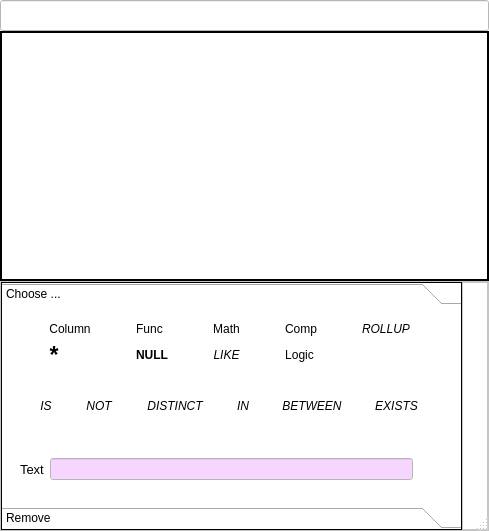
fritzone/ddm, file QueryItemListDialog.ui: the form before one commit.
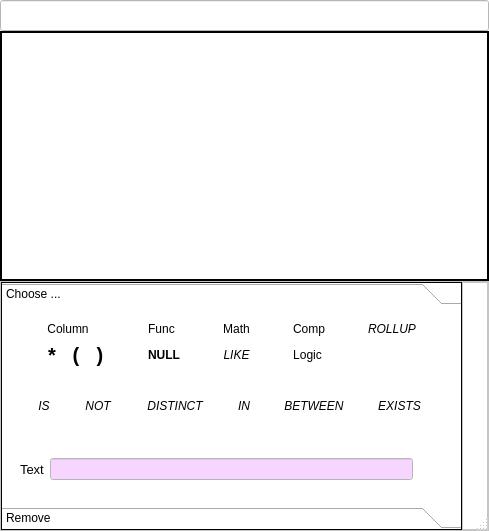
The form after the commit. Icons and pictures are not drawn.

```diff
--- a/QueryItemListDialog.ui
+++ b/QueryItemListDialog.ui
@@ -511,8 +511,8 @@
           <rect>
            <x>0</x>
            <y>0</y>
-           <width>460</width>
-           <height>193</height>
+           <width>461</width>
+           <height>192</height>
           </rect>
          </property>
          <attribute name="label">
@@ -534,48 +534,7 @@
              <property name="spacing">
               <number>0</number>
              </property>
-             <item row="1" column="3">
-              <widget class="QToolButton" name="btnMath">
-               <property name="focusPolicy">
-                <enum>Qt::ClickFocus</enum>
-               </property>
-               <property name="contextMenuPolicy">
-                <enum>Qt::CustomContextMenu</enum>
-               </property>
-               <property name="toolTip">
-                <string>Mathematical operations (+, -, *, /)</string>
-               </property>
-               <property name="autoFillBackground">
-                <bool>true</bool>
-               </property>
-               <property name="text">
-                <string>Math</string>
-               </property>
-               <property name="icon">
-                <iconset resource="dbm.qrc">
-                 <normaloff>:/images/actions/images/small/plus_minus.png</normaloff>:/images/actions/images/small/plus_minus.png</iconset>
-               </property>
-               <property name="iconSize">
-                <size>
-                 <width>28</width>
-                 <height>24</height>
-                </size>
-               </property>
-               <property name="popupMode">
-                <enum>QToolButton::InstantPopup</enum>
-               </property>
-               <property name="toolButtonStyle">
-                <enum>Qt::ToolButtonTextBesideIcon</enum>
-               </property>
-               <property name="autoRaise">
-                <bool>true</bool>
-               </property>
-               <property name="arrowType">
-                <enum>Qt::NoArrow</enum>
-               </property>
-              </widget>
-             </item>
-             <item row="1" column="0">
+             <item row="0" column="0">
               <widget class="QToolButton" name="btnColumn">
                <property name="focusPolicy">
                 <enum>Qt::ClickFocus</enum>
@@ -616,7 +575,7 @@
                </property>
               </widget>
              </item>
-             <item row="1" column="1">
+             <item row="0" column="1">
               <widget class="QToolButton" name="btnFunctions">
                <property name="focusPolicy">
                 <enum>Qt::ClickFocus</enum>
@@ -651,7 +610,48 @@
                </property>
               </widget>
              </item>
-             <item row="1" column="4">
+             <item row="0" column="2">
+              <widget class="QToolButton" name="btnMath">
+               <property name="focusPolicy">
+                <enum>Qt::ClickFocus</enum>
+               </property>
+               <property name="contextMenuPolicy">
+                <enum>Qt::CustomContextMenu</enum>
+               </property>
+               <property name="toolTip">
+                <string>Mathematical operations (+, -, *, /)</string>
+               </property>
+               <property name="autoFillBackground">
+                <bool>true</bool>
+               </property>
+               <property name="text">
+                <string>Math</string>
+               </property>
+               <property name="icon">
+                <iconset resource="dbm.qrc">
+                 <normaloff>:/images/actions/images/small/plus_minus.png</normaloff>:/images/actions/images/small/plus_minus.png</iconset>
+               </property>
+               <property name="iconSize">
+                <size>
+                 <width>28</width>
+                 <height>24</height>
+                </size>
+               </property>
+               <property name="popupMode">
+                <enum>QToolButton::InstantPopup</enum>
+               </property>
+               <property name="toolButtonStyle">
+                <enum>Qt::ToolButtonTextBesideIcon</enum>
+               </property>
+               <property name="autoRaise">
+                <bool>true</bool>
+               </property>
+               <property name="arrowType">
+                <enum>Qt::NoArrow</enum>
+               </property>
+              </widget>
+             </item>
+             <item row="0" column="3">
               <widget class="QToolButton" name="btnComparison">
                <property name="focusPolicy">
                 <enum>Qt::ClickFocus</enum>
@@ -686,7 +686,7 @@
                </property>
               </widget>
              </item>
-             <item row="1" column="6">
+             <item row="0" column="4">
               <widget class="QToolButton" name="btnRollup">
                <property name="font">
                 <font>
@@ -724,44 +724,6 @@
                </property>
               </widget>
              </item>
-             <item row="2" column="3">
-              <widget class="QToolButton" name="btnLike">
-               <property name="font">
-                <font>
-                 <weight>50</weight>
-                 <italic>true</italic>
-                 <bold>false</bold>
-                </font>
-               </property>
-               <property name="focusPolicy">
-                <enum>Qt::ClickFocus</enum>
-               </property>
-               <property name="contextMenuPolicy">
-                <enum>Qt::CustomContextMenu</enum>
-               </property>
-               <property name="toolTip">
-                <string>The LIKE keyword</string>
-               </property>
-               <property name="autoFillBackground">
-                <bool>true</bool>
-               </property>
-               <property name="text">
-                <string>LIKE</string>
-               </property>
-               <property name="popupMode">
-                <enum>QToolButton::InstantPopup</enum>
-               </property>
-               <property name="toolButtonStyle">
-                <enum>Qt::ToolButtonIconOnly</enum>
-               </property>
-               <property name="autoRaise">
-                <bool>true</bool>
-               </property>
-               <property name="arrowType">
-                <enum>Qt::NoArrow</enum>
-               </property>
-              </widget>
-             </item>
              <item row="2" column="1">
               <widget class="QToolButton" name="btnNull">
                <property name="font">
@@ -799,19 +761,13 @@
                </property>
               </widget>
              </item>
-             <item row="2" column="0">
-              <widget class="QToolButton" name="btnStar">
-               <property name="maximumSize">
-                <size>
-                 <width>24</width>
-                 <height>24</height>
-                </size>
-               </property>
+             <item row="2" column="2">
+              <widget class="QToolButton" name="btnLike">
                <property name="font">
                 <font>
-                 <pointsize>17</pointsize>
-                 <weight>75</weight>
-                 <bold>true</bold>
+                 <weight>50</weight>
+                 <italic>true</italic>
+                 <bold>false</bold>
                 </font>
                </property>
                <property name="focusPolicy">
@@ -827,7 +783,7 @@
                 <bool>true</bool>
                </property>
                <property name="text">
-                <string>*</string>
+                <string>LIKE</string>
                </property>
                <property name="popupMode">
                 <enum>QToolButton::InstantPopup</enum>
@@ -843,7 +799,7 @@
                </property>
               </widget>
              </item>
-             <item row="2" column="4">
+             <item row="2" column="3">
               <widget class="QToolButton" name="btnBitwise">
                <property name="focusPolicy">
                 <enum>Qt::ClickFocus</enum>
@@ -878,6 +834,162 @@
                </property>
               </widget>
              </item>
+             <item row="2" column="0">
+              <widget class="QFrame" name="frame_5">
+               <property name="maximumSize">
+                <size>
+                 <width>16777215</width>
+                 <height>24</height>
+                </size>
+               </property>
+               <property name="frameShape">
+                <enum>QFrame::NoFrame</enum>
+               </property>
+               <property name="frameShadow">
+                <enum>QFrame::Raised</enum>
+               </property>
+               <layout class="QHBoxLayout" name="horizontalLayout_4">
+                <property name="spacing">
+                 <number>0</number>
+                </property>
+                <property name="margin">
+                 <number>0</number>
+                </property>
+                <item>
+                 <widget class="QToolButton" name="btnStar">
+                  <property name="maximumSize">
+                   <size>
+                    <width>24</width>
+                    <height>24</height>
+                   </size>
+                  </property>
+                  <property name="font">
+                   <font>
+                    <pointsize>15</pointsize>
+                    <weight>75</weight>
+                    <bold>true</bold>
+                   </font>
+                  </property>
+                  <property name="focusPolicy">
+                   <enum>Qt::ClickFocus</enum>
+                  </property>
+                  <property name="contextMenuPolicy">
+                   <enum>Qt::CustomContextMenu</enum>
+                  </property>
+                  <property name="toolTip">
+                   <string>Star (*)  - very often occuring in a query :)</string>
+                  </property>
+                  <property name="autoFillBackground">
+                   <bool>true</bool>
+                  </property>
+                  <property name="text">
+                   <string>*</string>
+                  </property>
+                  <property name="popupMode">
+                   <enum>QToolButton::InstantPopup</enum>
+                  </property>
+                  <property name="toolButtonStyle">
+                   <enum>Qt::ToolButtonIconOnly</enum>
+                  </property>
+                  <property name="autoRaise">
+                   <bool>true</bool>
+                  </property>
+                  <property name="arrowType">
+                   <enum>Qt::NoArrow</enum>
+                  </property>
+                 </widget>
+                </item>
+                <item>
+                 <widget class="QToolButton" name="btnOpenParanthesis">
+                  <property name="maximumSize">
+                   <size>
+                    <width>24</width>
+                    <height>24</height>
+                   </size>
+                  </property>
+                  <property name="font">
+                   <font>
+                    <pointsize>15</pointsize>
+                    <weight>75</weight>
+                    <bold>true</bold>
+                   </font>
+                  </property>
+                  <property name="focusPolicy">
+                   <enum>Qt::ClickFocus</enum>
+                  </property>
+                  <property name="contextMenuPolicy">
+                   <enum>Qt::CustomContextMenu</enum>
+                  </property>
+                  <property name="toolTip">
+                   <string>Open paranthesis</string>
+                  </property>
+                  <property name="autoFillBackground">
+                   <bool>true</bool>
+                  </property>
+                  <property name="text">
+                   <string>(</string>
+                  </property>
+                  <property name="popupMode">
+                   <enum>QToolButton::InstantPopup</enum>
+                  </property>
+                  <property name="toolButtonStyle">
+                   <enum>Qt::ToolButtonIconOnly</enum>
+                  </property>
+                  <property name="autoRaise">
+                   <bool>true</bool>
+                  </property>
+                  <property name="arrowType">
+                   <enum>Qt::NoArrow</enum>
+                  </property>
+                 </widget>
+                </item>
+                <item>
+                 <widget class="QToolButton" name="btnCloseParanthesis">
+                  <property name="maximumSize">
+                   <size>
+                    <width>24</width>
+                    <height>24</height>
+                   </size>
+                  </property>
+                  <property name="font">
+                   <font>
+                    <pointsize>15</pointsize>
+                    <weight>75</weight>
+                    <bold>true</bold>
+                   </font>
+                  </property>
+                  <property name="focusPolicy">
+                   <enum>Qt::ClickFocus</enum>
+                  </property>
+                  <property name="contextMenuPolicy">
+                   <enum>Qt::CustomContextMenu</enum>
+                  </property>
+                  <property name="toolTip">
+                   <string>Close paranthesis</string>
+                  </property>
+                  <property name="autoFillBackground">
+                   <bool>true</bool>
+                  </property>
+                  <property name="text">
+                   <string>)</string>
+                  </property>
+                  <property name="popupMode">
+                   <enum>QToolButton::InstantPopup</enum>
+                  </property>
+                  <property name="toolButtonStyle">
+                   <enum>Qt::ToolButtonIconOnly</enum>
+                  </property>
+                  <property name="autoRaise">
+                   <bool>true</bool>
+                  </property>
+                  <property name="arrowType">
+                   <enum>Qt::NoArrow</enum>
+                  </property>
+                 </widget>
+                </item>
+               </layout>
+              </widget>
+             </item>
             </layout>
            </widget>
           </item>
@@ -890,6 +1002,12 @@
              <enum>QFrame::Raised</enum>
             </property>
             <layout class="QHBoxLayout" name="horizontalLayout">
+             <property name="spacing">
+              <number>0</number>
+             </property>
+             <property name="margin">
+              <number>0</number>
+             </property>
              <item>
               <widget class="QToolButton" name="btnIs">
                <property name="font">
```
Left out of the diff: 59 changed lines with no effect on the pictures.
